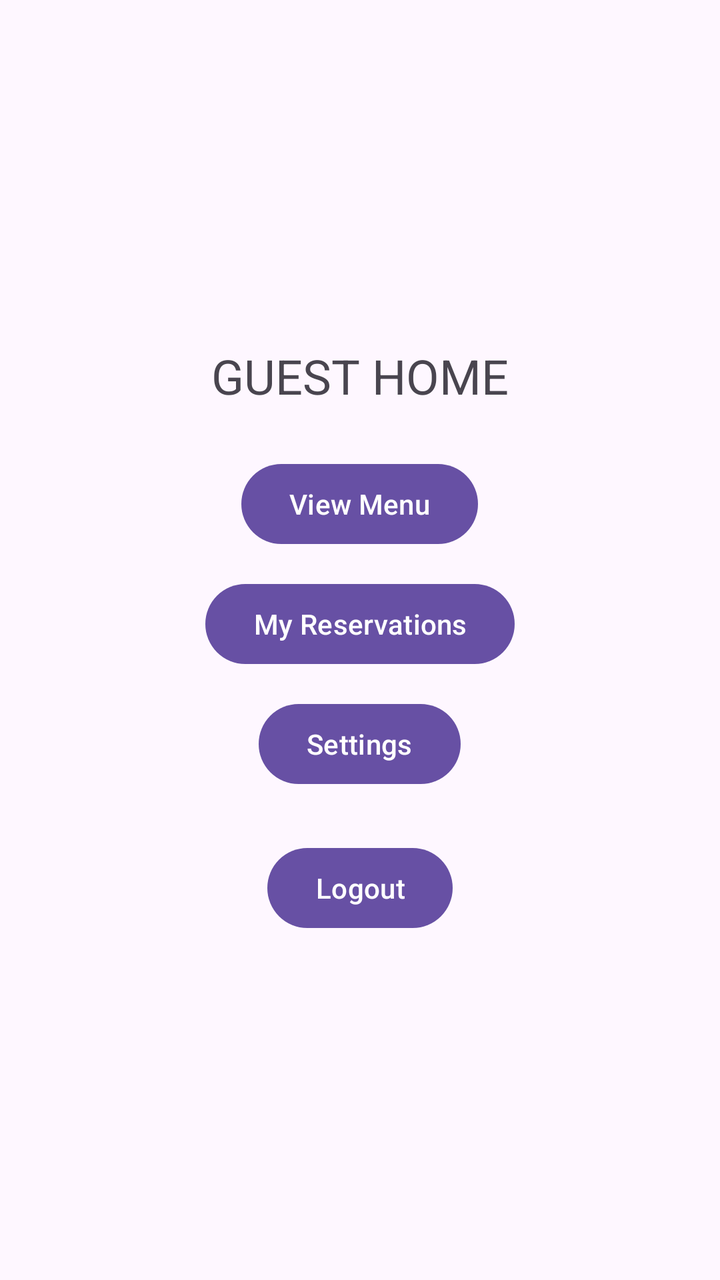
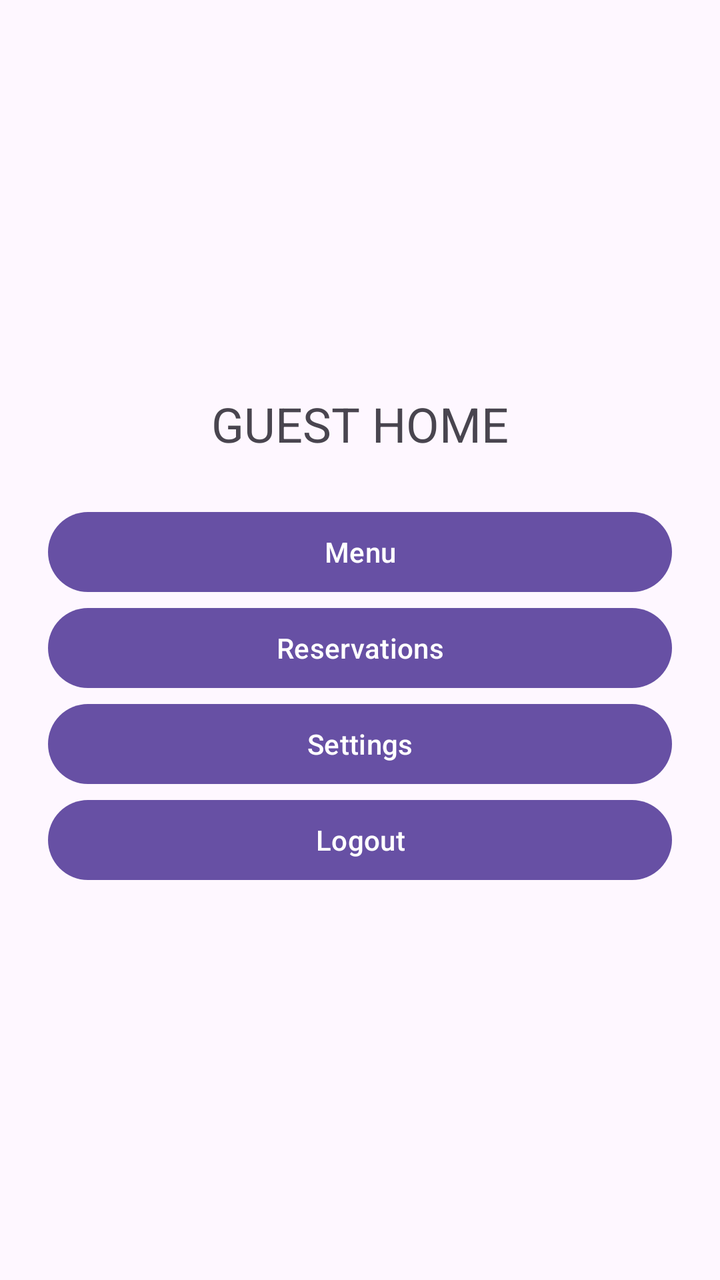

Screens rendered from an Android XML layout before and after an edit, with the pre-edit source and the edit as a unified diff.
<!-- AndroidManifest.xml: application theme Theme.COMP2000RestaurantApp -->
<!-- res/layout/activity_guest_home.xml -->
<?xml version="1.0" encoding="utf-8"?>
<LinearLayout xmlns:android="http://schemas.android.com/apk/res/android"
    android:orientation="vertical"
    android:gravity="center"
    android:layout_width="match_parent"
    android:layout_height="match_parent"
    android:padding="24dp">

    <TextView
        android:text="GUEST HOME"
        android:textSize="24sp"
        android:layout_marginBottom="24dp"
        android:layout_width="wrap_content"
        android:layout_height="wrap_content"/>

    <Button
        android:id="@+id/btnMenu"
        android:text="View Menu"
        android:layout_width="wrap_content"
        android:layout_height="wrap_content"/>

    <Button
        android:id="@+id/btnReservations"
        android:text="My Reservations"
        android:layout_marginTop="12dp"
        android:layout_width="wrap_content"
        android:layout_height="wrap_content"/>

    <Button
        android:id="@+id/btnSettings"
        android:text="Settings"
        android:layout_marginTop="12dp"
        android:layout_width="wrap_content"
        android:layout_height="wrap_content"/>

    <Button
        android:id="@+id/btnLogout"
        android:text="Logout"
        android:layout_marginTop="24dp"
        android:layout_width="wrap_content"
        android:layout_height="wrap_content"/>
</LinearLayout>
<!-- resources referenced by this layout -->
<resources>
  <style name="Theme.COMP2000RestaurantApp" parent="Base.Theme.COMP2000RestaurantApp" />
  <style name="Base.Theme.COMP2000RestaurantApp" parent="Theme.Material3.DayNight.NoActionBar">
          
          
      </style>
</resources>

<!-- the commit's change to res/layout/activity_guest_home.xml (unified diff, before → after) -->
@@ -2,9 +2,9 @@
 <LinearLayout xmlns:android="http://schemas.android.com/apk/res/android"
     android:orientation="vertical"
     android:gravity="center"
+    android:padding="24dp"
     android:layout_width="match_parent"
-    android:layout_height="match_parent"
-    android:padding="24dp">
+    android:layout_height="match_parent">
 
     <TextView
         android:text="GUEST HOME"
@@ -15,28 +15,26 @@
 
     <Button
         android:id="@+id/btnMenu"
-        android:text="View Menu"
-        android:layout_width="wrap_content"
+        android:text="Menu"
+        android:layout_width="match_parent"
         android:layout_height="wrap_content"/>
 
     <Button
         android:id="@+id/btnReservations"
-        android:text="My Reservations"
-        android:layout_marginTop="12dp"
-        android:layout_width="wrap_content"
+        android:text="Reservations"
+        android:layout_width="match_parent"
         android:layout_height="wrap_content"/>
 
     <Button
         android:id="@+id/btnSettings"
         android:text="Settings"
-        android:layout_marginTop="12dp"
-        android:layout_width="wrap_content"
+        android:layout_width="match_parent"
         android:layout_height="wrap_content"/>
 
     <Button
         android:id="@+id/btnLogout"
         android:text="Logout"
-        android:layout_marginTop="24dp"
-        android:layout_width="wrap_content"
+        android:layout_width="match_parent"
         android:layout_height="wrap_content"/>
+
 </LinearLayout>
